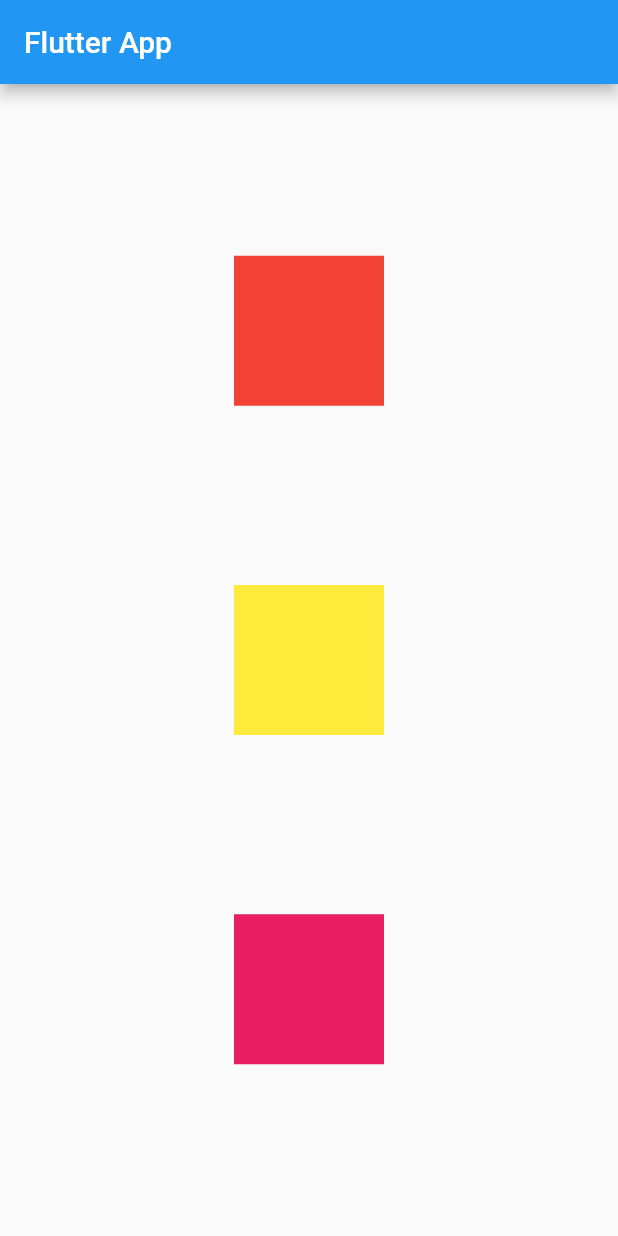
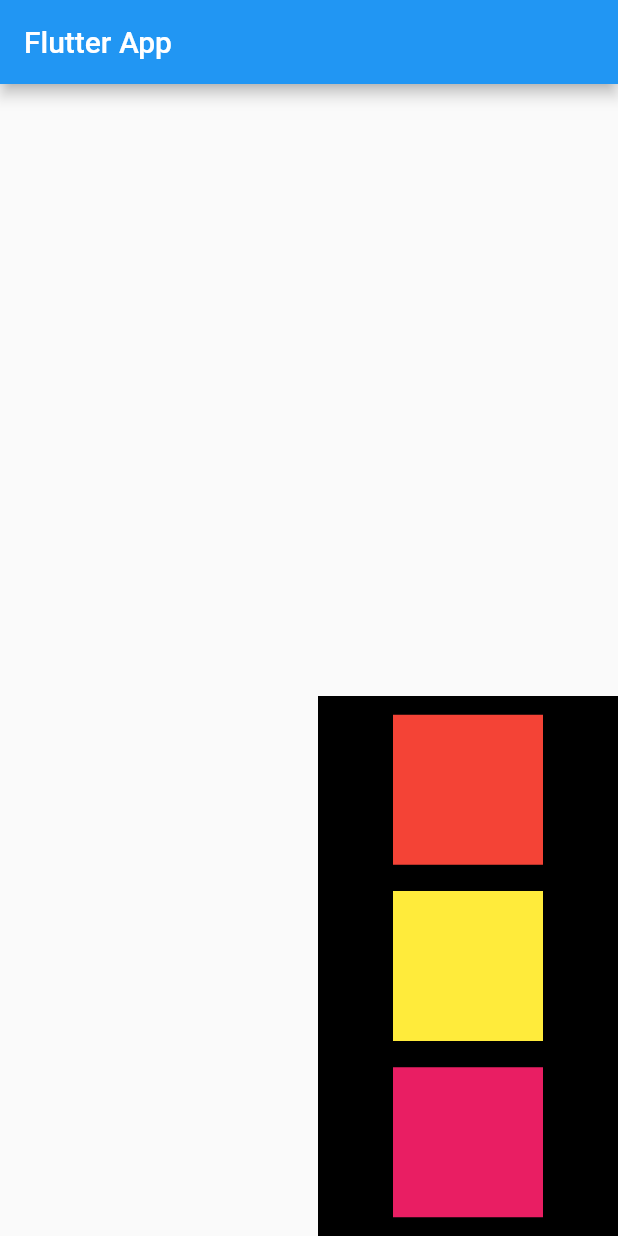
Before and after one commit to xiakshay/Flutter_Learning, a Flutter app: the screen it shows after launch, on a phone screen of 412 x 824 dp. Run offline on Flutter 3.47's test engine with Material 2 defaults, Android fonts, the phone set to English and light mode, and no system bars.

Commit message:
Columns and some properties to style

```diff
--- a/lib/main.dart
+++ b/lib/main.dart
@@ -15,10 +15,18 @@
       appBar: AppBar(
         title: const Text("Flutter App"),
       ),
-      body: Center(
+      body: Align(
+        alignment: Alignment.bottomRight,
+        child: Container(
+          color: Colors.black,
+          // width: MediaQuery.of(context).size.width, //for full width and height
+          // height: MediaQuery.of(context).size.height,
+          width: 200,
+          height: 360,
           child: Column(
             mainAxisAlignment: MainAxisAlignment.spaceEvenly,
-          // crossAxisAlignment: CrossAxisAlignment.center, //this is for changing div in center but in this case i have directly changed the div to center
+            crossAxisAlignment: CrossAxisAlignment
+                .center, //this is for changing div in center but in this case i have directly changed the div to center
             children: [
               Container(
                 padding: const EdgeInsets.all(15),
@@ -47,6 +55,7 @@
             ],
           ),
         ),
+      ),
     );
   }
 }
```
Lines whose indentation alone changed are shown as unchanged.
